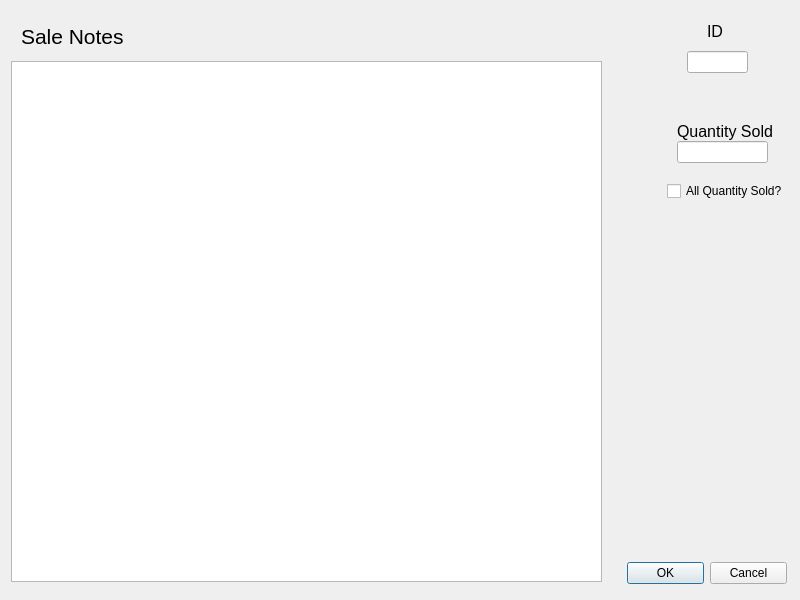
EtoDrowsy/CS499, file soldinventorydialog.ui: the form before one commit.
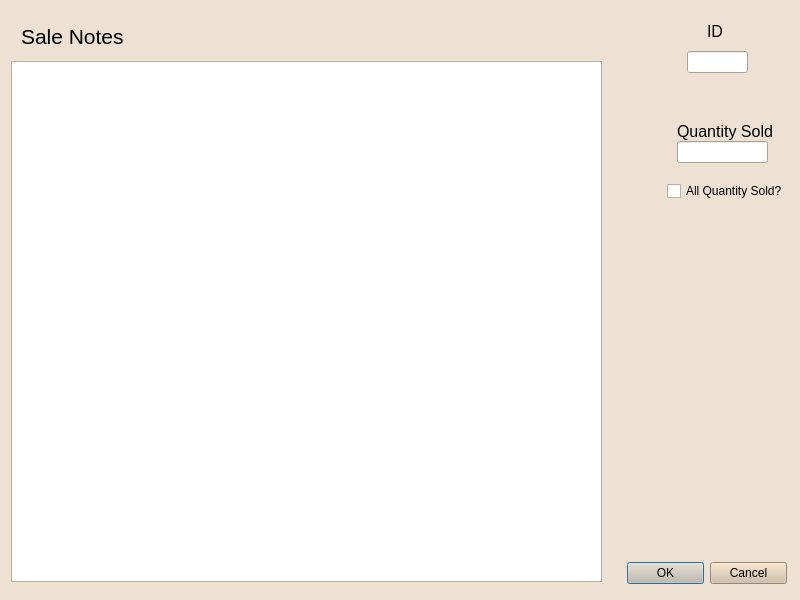
The form after the commit.

Commit message: Adjusted the colors of the UI files to more align with the inventorywindow, fixed some errors with regards to getIndex function, and included it within the header of inverntorywinow.h.

The edit to the form file:
```diff
--- a/soldinventorydialog.ui
+++ b/soldinventorydialog.ui
@@ -10,6 +10,52 @@
     <height>600</height>
    </rect>
   </property>
+  <property name="palette">
+   <palette>
+    <active>
+     <colorrole role="Window">
+      <brush brushstyle="SolidPattern">
+       <color alpha="255">
+        <red>236</red>
+        <green>225</green>
+        <blue>210</blue>
+       </color>
+      </brush>
+     </colorrole>
+    </active>
+    <inactive>
+     <colorrole role="Window">
+      <brush brushstyle="SolidPattern">
+       <color alpha="255">
+        <red>236</red>
+        <green>225</green>
+        <blue>210</blue>
+       </color>
+      </brush>
+     </colorrole>
+    </inactive>
+    <disabled>
+     <colorrole role="Base">
+      <brush brushstyle="SolidPattern">
+       <color alpha="255">
+        <red>236</red>
+        <green>225</green>
+        <blue>210</blue>
+       </color>
+      </brush>
+     </colorrole>
+     <colorrole role="Window">
+      <brush brushstyle="SolidPattern">
+       <color alpha="255">
+        <red>236</red>
+        <green>225</green>
+        <blue>210</blue>
+       </color>
+      </brush>
+     </colorrole>
+    </disabled>
+   </palette>
+  </property>
   <property name="windowTitle">
    <string>Dialog</string>
   </property>
@@ -134,6 +180,9 @@
           <height>24</height>
          </rect>
         </property>
+        <property name="styleSheet">
+         <string notr="true">background-color:rgb(209, 188, 164)</string>
+        </property>
         <property name="standardButtons">
          <set>QDialogButtonBox::StandardButton::Cancel|QDialogButtonBox::StandardButton::Ok</set>
         </property>
```
The commit also changes 10 other files.
